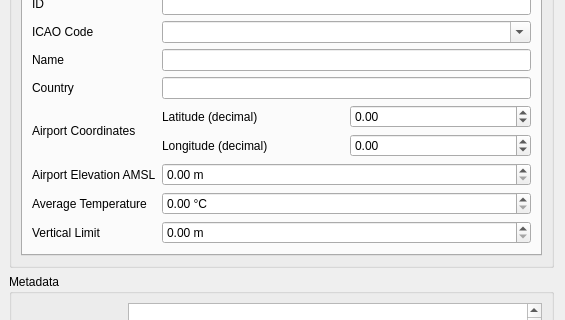
Old version of the form open_alaqs/ui/ui_study_setup.ui in the repository eurocontrol-asu/open_alaqs; both pictures show x 0 to 565 and y 150 to 470 of the 565 by 612 pixel window.
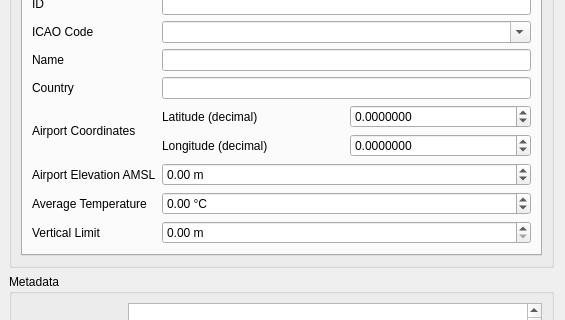
New version of the form. Custom widgets are drawn as their Qt base class.

```diff
--- a/open_alaqs/ui/ui_study_setup.ui
+++ b/open_alaqs/ui/ui_study_setup.ui
@@ -179,6 +179,9 @@
                   <verstretch>0</verstretch>
                  </sizepolicy>
                 </property>
+                <property name="decimals">
+                 <number>7</number>
+                </property>
                 <property name="minimum">
                  <double>-90.0</double>
                 </property>
@@ -205,6 +208,9 @@
                   <verstretch>0</verstretch>
                  </sizepolicy>
                 </property>
+                <property name="decimals">
+                 <number>7</number>
+                </property>
                 <property name="minimum">
                  <double>-180.0</double>
                 </property>
@@ -236,6 +242,9 @@
               <property name="suffix">
                <string> m</string>
               </property>
+              <property name="minimum">
+               <double>-1000.000000000000000</double>
+              </property>
               <property name="maximum">
                <double>1000000.000000000000000</double>
               </property>
@@ -259,6 +268,12 @@
               <property name="suffix">
                <string> °C</string>
               </property>
+              <property name="minimum">
+               <double>-90.000000000000000</double>
+              </property>
+              <property name="maximum">
+               <double>60.000000000000000</double>
+              </property>
              </widget>
             </item>
             <item row="7" column="0">
```
